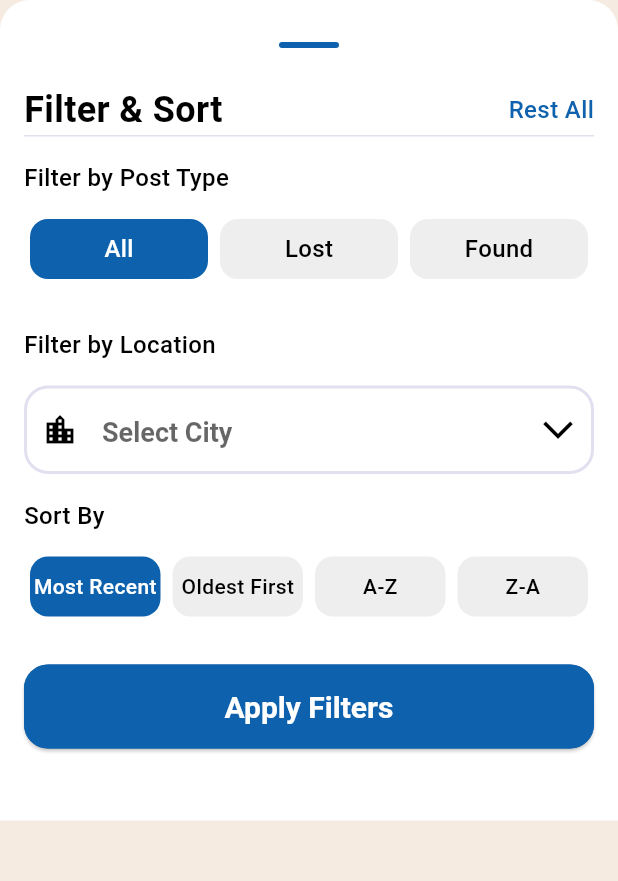
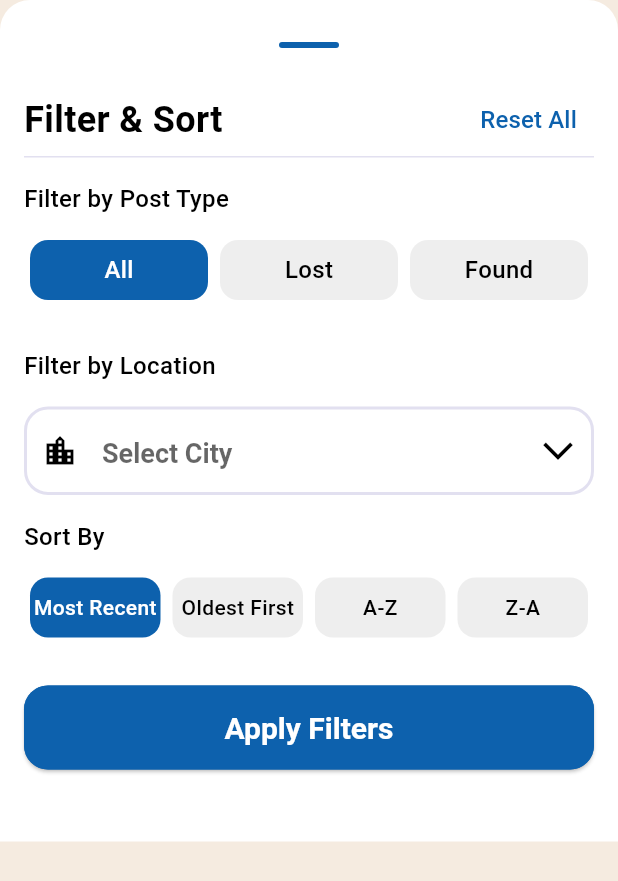
Before and after one commit to Abdullah-Balasmeh/thameen_new, a Flutter app: the FilterBottomSheet widget shown alone on an empty page, opened directly, on a phone screen of 412 x 824 dp. Shown: the top 881 px of the screen. Run offline on Flutter 3.47's test engine with Material 3 defaults, Android fonts, the phone set to English and light mode, and no system bars; our stand-ins replace animated_splash_screen, cloud_firestore, dartz, expandable_page_view, firebase_auth, firebase_core and 11 more; missing offline and left inert: encrypt; accounts and stored records are empty; Roboto replaces fonts that are missing (Poppins); project files that could hold a hidden picture were left out.

Commit message:
fix reset button

```diff
--- a/lib/features/home/presentation/widgets/filter_bottom_sheet.dart
+++ b/lib/features/home/presentation/widgets/filter_bottom_sheet.dart
@@ -77,8 +77,8 @@ class _FilterBottomSheetState extends State<FilterBottomSheet> {
                   style: AppTextStyle.bold24,
                 ),
                 const Spacer(),
-                GestureDetector(
-                  onTap: () {
+                TextButton(
+                  onPressed: () {
                     final cubit = context.read<HomeCubit>();
 
                     selectedType.value = 'All';
@@ -94,7 +94,7 @@ class _FilterBottomSheetState extends State<FilterBottomSheet> {
                     );
                   },
                   child: Text(
-                    'Rest All',
+                    'Reset All',
                     style: AppTextStyle.medium16.copyWith(
                       color: AppColors.primary,
                     ),
```
